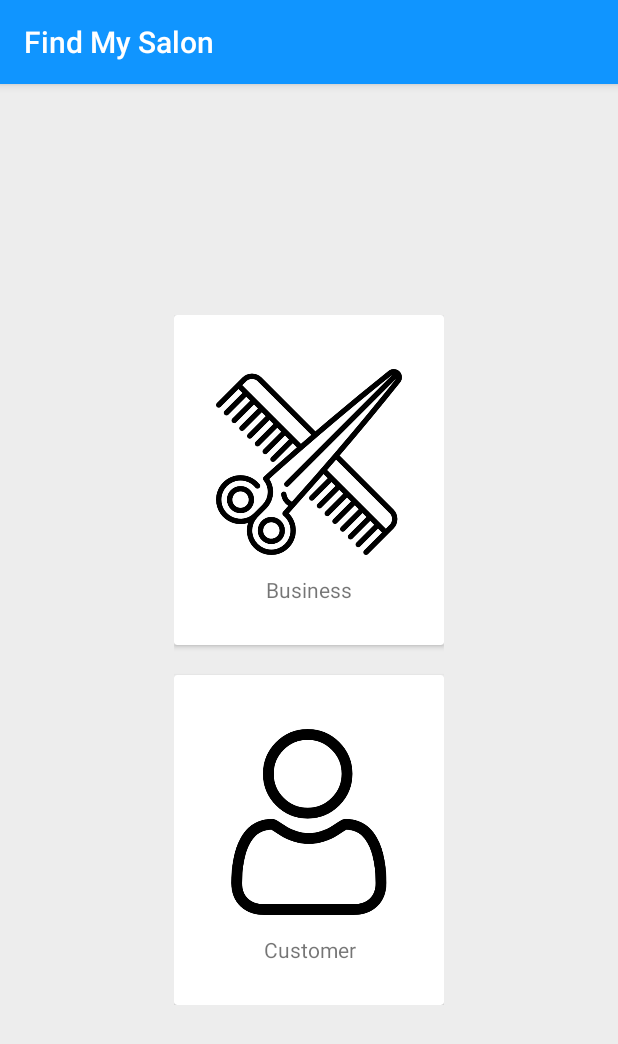
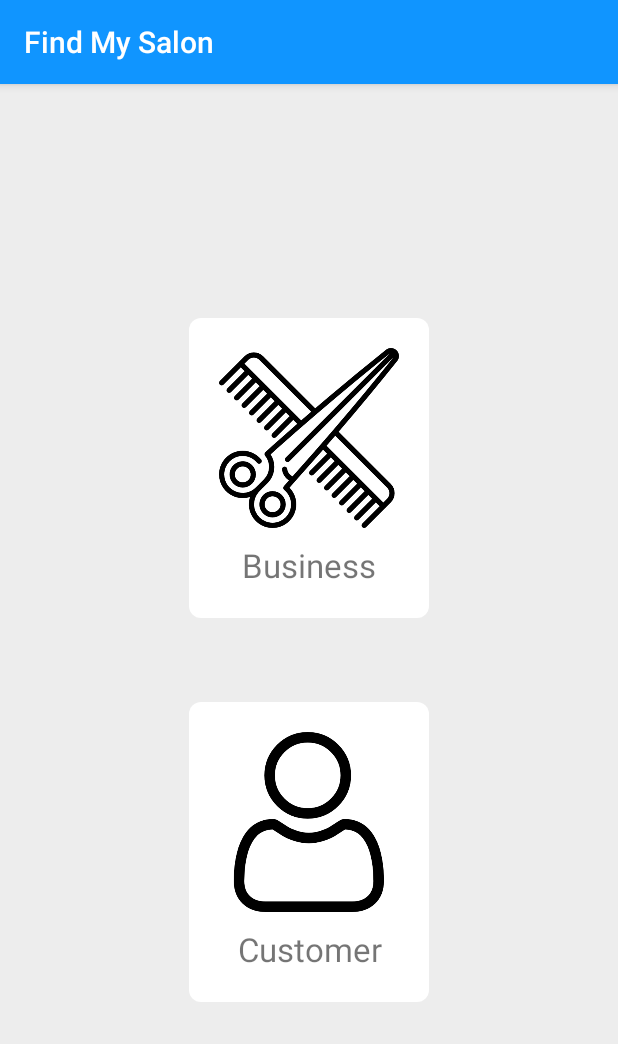
Before and after one commit to jcpriasc724/findmysalon, an Android app: the TypeUserFragment screen opened directly, with no data from a screen before it, on a phone screen of 412 x 824 dp. Shown: the top 1044 px of the screen. Run offline under Robolectric (Android 15) with nearby library versions, the phone set to English and light mode, and no system bars.

Commit message:
Cards fixed
Cards fixed

```diff
--- a/FindMySalon/app/src/main/java/com/findmysalon/view/fragments/TypeBusinessFragment.java
+++ b/FindMySalon/app/src/main/java/com/findmysalon/view/fragments/TypeBusinessFragment.java
@@ -4,6 +4,7 @@ import android.os.Bundle;
 import android.view.LayoutInflater;
 import android.view.View;
 import android.view.ViewGroup;
+import android.widget.LinearLayout;
 
 import androidx.annotation.NonNull;
 import androidx.annotation.Nullable;
@@ -28,8 +29,8 @@ public class TypeBusinessFragment extends Fragment {
     public void onStart() {
         super.onStart();
 
-        CardView cardSalon = (CardView) getActivity().findViewById(R.id.salon_card);
-        CardView cardBarbershop = (CardView) getActivity().findViewById(R.id.barbershop_card);
+        LinearLayout cardSalon = (LinearLayout) getActivity().findViewById(R.id.salon_card);
+        LinearLayout cardBarbershop = (LinearLayout) getActivity().findViewById(R.id.barbershop_card);
 
         cardSalon.setOnClickListener(new View.OnClickListener() {
             @Override
--- a/FindMySalon/app/src/main/java/com/findmysalon/view/fragments/TypeUserFragment.java
+++ b/FindMySalon/app/src/main/java/com/findmysalon/view/fragments/TypeUserFragment.java
@@ -4,6 +4,7 @@ import android.os.Bundle;
 import android.view.LayoutInflater;
 import android.view.View;
 import android.view.ViewGroup;
+import android.widget.LinearLayout;
 
 import androidx.annotation.NonNull;
 import androidx.annotation.Nullable;
@@ -28,8 +29,8 @@ public class TypeUserFragment  extends Fragment {
     public void onStart() {
         super.onStart();
 
-        CardView cardBusiness = (CardView) getActivity().findViewById(R.id.business_card);
-        CardView cardCustomer = (CardView) getActivity().findViewById(R.id.customer_card);
+        LinearLayout cardBusiness = (LinearLayout) getActivity().findViewById(R.id.business_card);
+        LinearLayout cardCustomer = (LinearLayout) getActivity().findViewById(R.id.customer_card);
 
         cardBusiness.setOnClickListener(new View.OnClickListener() {
             @Override
--- a/FindMySalon/app/src/main/res/layout/fragment_type_user.xml
+++ b/FindMySalon/app/src/main/res/layout/fragment_type_user.xml
@@ -19,68 +19,59 @@
         app:layout_constraintStart_toStartOf="parent"
         app:layout_constraintTop_toTopOf="parent">
 
-        <androidx.cardview.widget.CardView
-            android:id="@+id/business_card"
-            android:layout_width="180dp"
-            android:layout_height="220dp"
-            app:cardCornerRadius="2dp"
-            app:cardElevation="2dp">
 
         <LinearLayout
-                android:layout_width="wrap_content"
-                android:layout_height="wrap_content"
+            android:id="@+id/business_card"
+            android:layout_width="160dp"
+            android:layout_height="200dp"
             android:layout_margin="28dp"
+            android:background="@drawable/bg_item_service"
             android:orientation="vertical">
 
             <ImageView
                 android:id="@+id/img_business"
                 android:layout_width="wrap_content"
-                    android:layout_height="140dp"
+                android:layout_height="120dp"
+                android:layout_marginTop="20dp"
                 android:src="@drawable/business" />
 
             <TextView
                 android:id="@+id/txt_business"
                 android:layout_width="match_parent"
                 android:layout_height="wrap_content"
-                    android:layout_marginTop="5dp"
+                android:layout_marginTop="10dp"
                 android:text="@string/lbl_business"
-                    android:textAlignment="center" />
+                android:textAlignment="center"
+                android:textSize="@dimen/text_size_titles"/>
 
         </LinearLayout>
 
-        </androidx.cardview.widget.CardView>
-
-        <androidx.cardview.widget.CardView
-            android:id="@+id/customer_card"
-            android:layout_width="180dp"
-            android:layout_height="220dp"
-            android:layout_marginTop="20dp"
-            app:cardCornerRadius="2dp"
-            app:cardElevation="2dp">
 
         <LinearLayout
-                android:layout_width="wrap_content"
-                android:layout_height="wrap_content"
+            android:id="@+id/customer_card"
+            android:layout_width="160dp"
+            android:layout_height="200dp"
             android:layout_margin="28dp"
+            android:background="@drawable/bg_item_service"
             android:orientation="vertical">
 
             <ImageView
                 android:id="@+id/img_customer"
                 android:layout_width="wrap_content"
-                    android:layout_height="140dp"
+                android:layout_height="120dp"
+                android:layout_marginTop="20dp"
                 android:src="@drawable/user" />
 
             <TextView
                 android:id="@+id/txt_customer"
                 android:layout_width="match_parent"
                 android:layout_height="wrap_content"
-                    android:layout_marginTop="5dp"
+                android:layout_marginTop="10dp"
                 android:text="@string/lbl_customer"
-                    android:textAlignment="center" />
+                android:textAlignment="center"
+                android:textSize="@dimen/text_size_titles"/>
 
         </LinearLayout>
-
-        </androidx.cardview.widget.CardView>
 
 
     </LinearLayout>
```
Also changed, not shown: FindMySalon/app/src/main/res/layout/fragment_type_business.xml (+18 -27 lines). Lines whose indentation alone changed are shown as unchanged.
